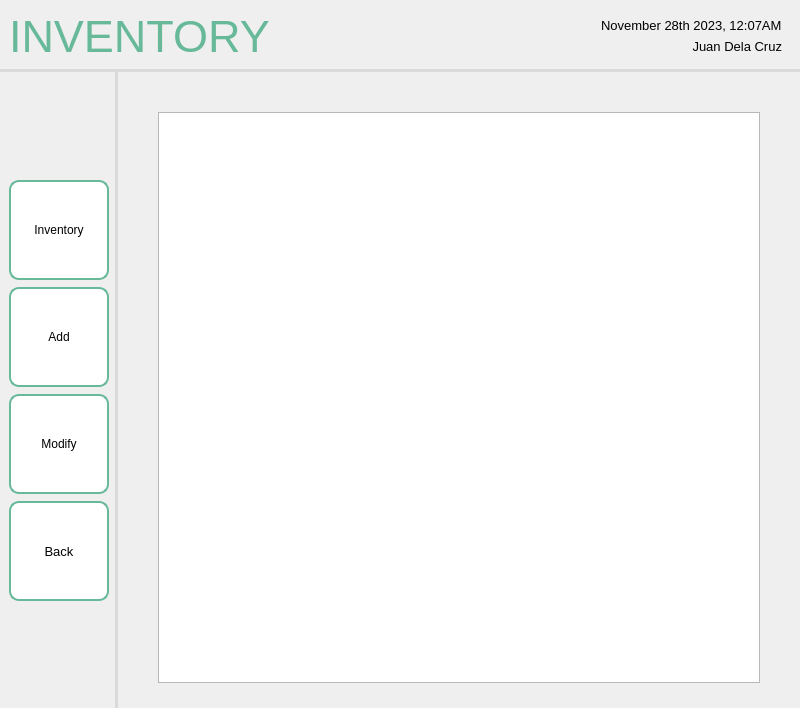
This is screens/ui/admin_ui/admin_inventory/inventoryViewProduct.ui in sehae/POS-with-Inventory-System as Qt 5 draws it before an edit. The edited form follows.
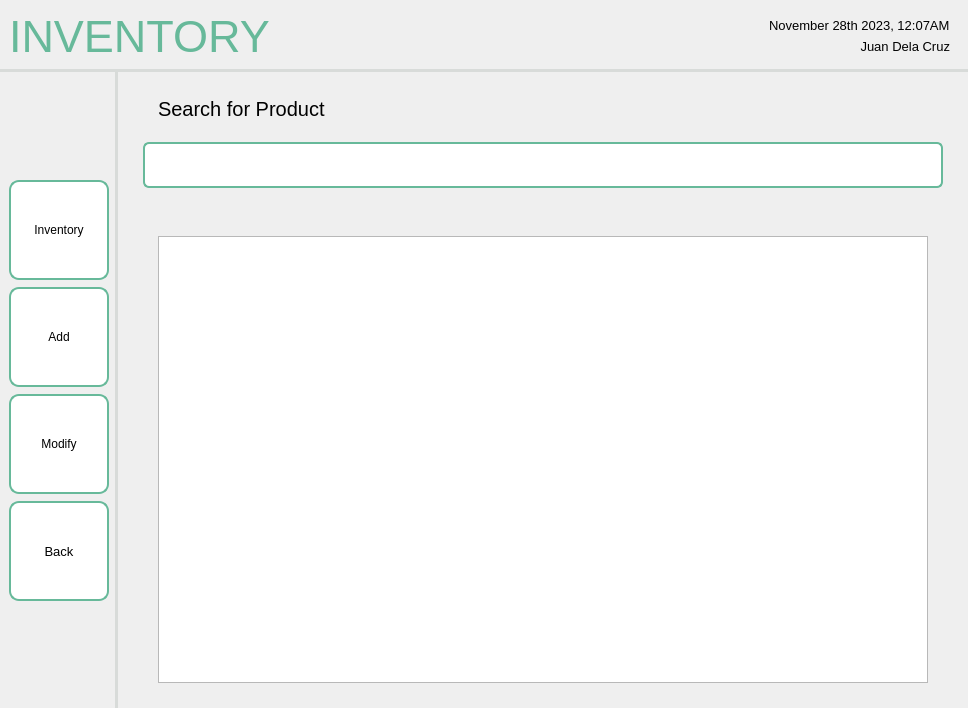
This is the edited form. Icons and pictures are not drawn.

Commit message:
Error Handling & Search Function in Inventory Module
gugugagaguguga100 hipak for the win

```diff
--- a/screens/ui/admin_ui/admin_inventory/inventoryViewProduct.ui
+++ b/screens/ui/admin_ui/admin_inventory/inventoryViewProduct.ui
@@ -6,7 +6,7 @@
    <rect>
     <x>0</x>
     <y>0</y>
-    <width>800</width>
+    <width>968</width>
     <height>708</height>
    </rect>
   </property>
@@ -377,6 +377,74 @@
           <property name="bottomMargin">
            <number>25</number>
           </property>
+          <item>
+           <widget class="QLabel" name="searchLBL">
+            <property name="font">
+             <font>
+              <pointsize>15</pointsize>
+             </font>
+            </property>
+            <property name="text">
+             <string>Search for Product</string>
+            </property>
+            <property name="alignment">
+             <set>Qt::AlignBottom|Qt::AlignLeading|Qt::AlignLeft</set>
+            </property>
+            <property name="margin">
+             <number>0</number>
+            </property>
+            <property name="indent">
+             <number>15</number>
+            </property>
+           </widget>
+          </item>
+          <item>
+           <widget class="QLineEdit" name="searchFIELD">
+            <property name="sizePolicy">
+             <sizepolicy hsizetype="Fixed" vsizetype="Fixed">
+              <horstretch>0</horstretch>
+              <verstretch>0</verstretch>
+             </sizepolicy>
+            </property>
+            <property name="minimumSize">
+             <size>
+              <width>800</width>
+              <height>46</height>
+             </size>
+            </property>
+            <property name="maximumSize">
+             <size>
+              <width>800</width>
+              <height>46</height>
+             </size>
+            </property>
+            <property name="styleSheet">
+             <string notr="true">QLineEdit {
+    padding: 5px;
+    border: 2px solid #67B99A;
+    border-radius: 6px;
+    background-color: #FFFFFF;
+    selection-background-color: darkgray;
+}</string>
+            </property>
+           </widget>
+          </item>
+          <item>
+           <spacer name="verticalSpacer_4">
+            <property name="orientation">
+             <enum>Qt::Vertical</enum>
+            </property>
+            <property name="sizeType">
+             <enum>QSizePolicy::Fixed</enum>
+            </property>
+            <property name="sizeHint" stdset="0">
+             <size>
+              <width>17</width>
+              <height>27</height>
+             </size>
+            </property>
+           </spacer>
+          </item>
           <item>
            <widget class="QWidget" name="widget" native="true">
             <layout class="QHBoxLayout" name="horizontalLayout_4">
```
The commit also changes 35 other files.
